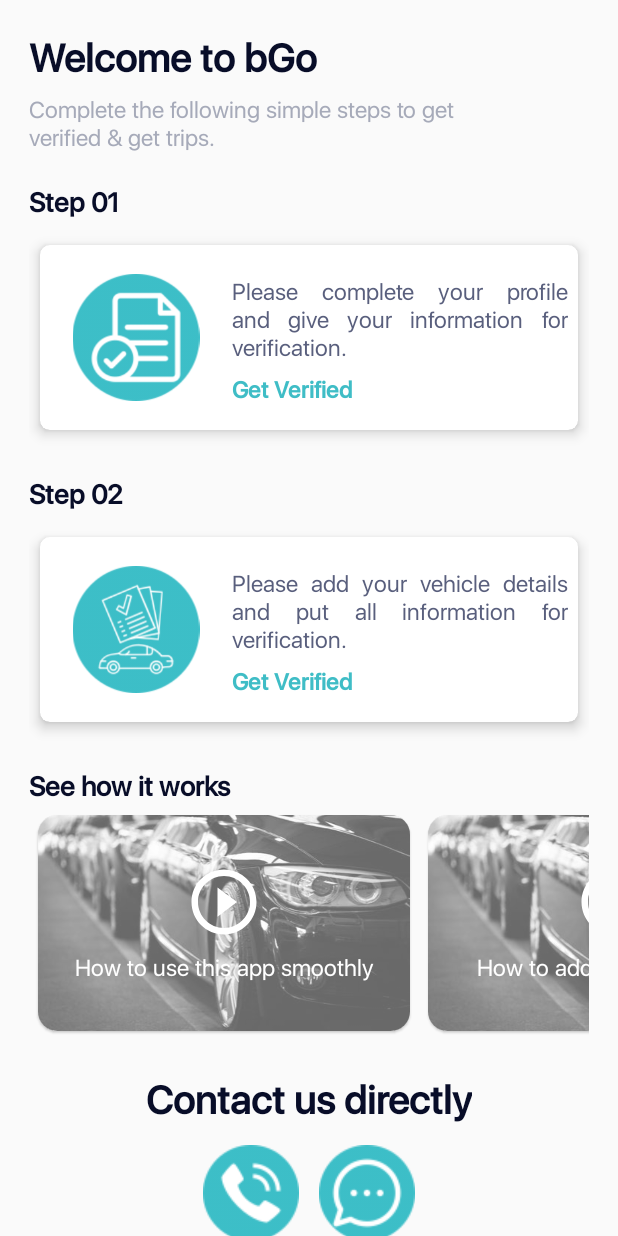
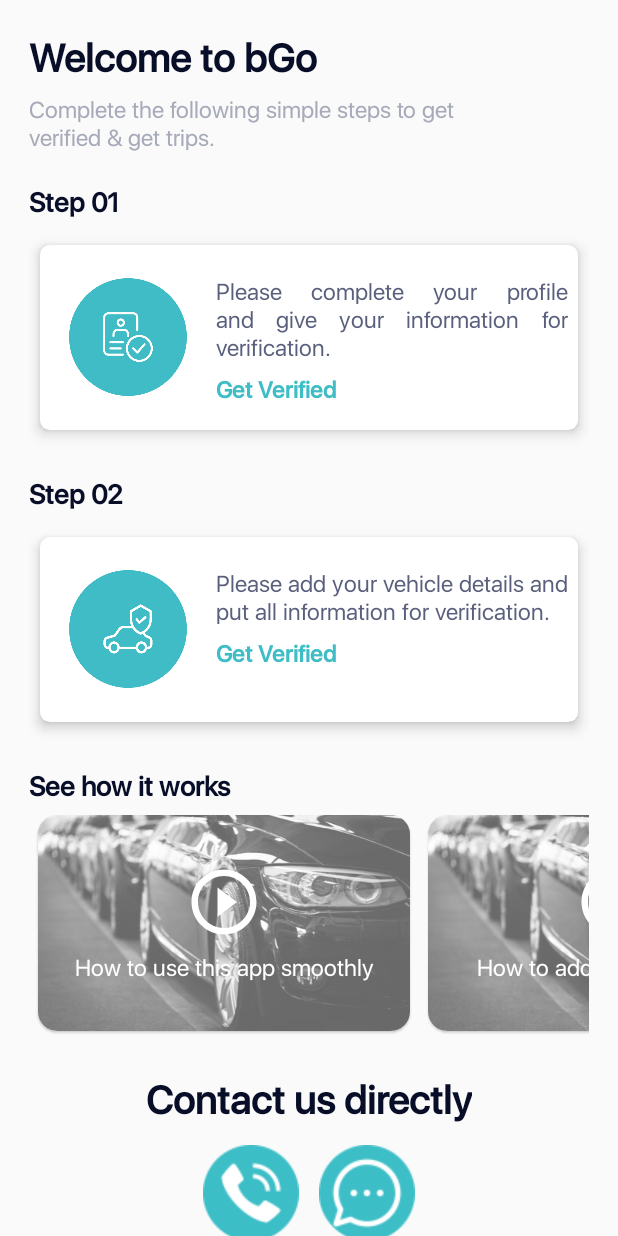
Before and after one commit to Shawon-mas/bGo_Driver, an Android app: the InitProfileActivity screen opened directly, with no data from a screen before it, on a phone screen of 412 x 824 dp. Run offline under Robolectric (Android 15) with nearby library versions, the phone set to English and light mode, and no system bars; our stand-ins replace sdp/ssp sizes; libraries missing offline, so code that uses them is left out: com.github.dhaval2404.imagepicker.

Commit message:
:white_check_mark: logo change

```diff
--- a/app/src/main/AndroidManifest.xml
+++ b/app/src/main/AndroidManifest.xml
@@ -45,11 +45,11 @@
         <activity
             android:name=".view.HomeActivity"
             android:exported="true">
-            <intent-filter>
+            <!--<intent-filter>
                 <action android:name="android.intent.action.MAIN" />
 
                 <category android:name="android.intent.category.LAUNCHER" />
-            </intent-filter>
+            </intent-filter>-->
         </activity>
         <activity
             android:name=".view.OtpActivity"
@@ -61,13 +61,11 @@
             android:name=".view.SplashActivity"
             android:exported="true">
 
-            <!--
             <intent-filter>
                 <action android:name="android.intent.action.MAIN" />
 
                 <category android:name="android.intent.category.LAUNCHER" />
             </intent-filter>
-            -->
         </activity>
     </application>
 
--- a/app/src/main/res/layout/activity_init_profile.xml
+++ b/app/src/main/res/layout/activity_init_profile.xml
@@ -59,8 +59,8 @@
                     android:layout_height="match_parent">
                     <ImageView
                         android:paddingVertical="@dimen/_15sdp"
-                        android:layout_width="wrap_content"
-                        android:layout_height="wrap_content"
+                        android:layout_width="@dimen/_90sdp"
+                        android:layout_height="@dimen/_90sdp"
                         android:src="@drawable/file"/>
                     <LinearLayout
                         android:paddingVertical="@dimen/_10sdp"
@@ -120,8 +120,8 @@
                     <ImageView
                         android:id="@+id/check"
                         android:paddingVertical="@dimen/_15sdp"
-                        android:layout_width="wrap_content"
-                        android:layout_height="wrap_content"
+                        android:layout_width="@dimen/_90sdp"
+                        android:layout_height="@dimen/_90sdp"
                         android:src="@drawable/check"/>
                     <LinearLayout
                         android:layout_marginRight="@dimen/_5sdp"
--- a/app/src/main/res/layout/activity_login.xml
+++ b/app/src/main/res/layout/activity_login.xml
@@ -15,8 +15,8 @@
 
         <ImageView
             android:layout_marginTop="@dimen/_20sdp"
-            android:layout_width="wrap_content"
-            android:layout_height="wrap_content"
+            android:layout_width="@dimen/_100sdp"
+            android:layout_height="@dimen/_100sdp"
             android:src="@drawable/main_logo"/>
         <TextView
             android:textStyle="bold"
--- a/app/src/main/res/layout/activity_splash.xml
+++ b/app/src/main/res/layout/activity_splash.xml
@@ -9,8 +9,8 @@
     tools:context=".view.SplashActivity">
 
     <ImageView
-        android:layout_width="wrap_content"
-        android:layout_height="wrap_content"
+        android:layout_width="@dimen/_100sdp"
+        android:layout_height="@dimen/_100sdp"
         android:layout_gravity="center"
         android:src="@drawable/main_logo" />
 </LinearLayout>
```
Also changed, not shown: app/src/main/res/drawable-v24/check.png (deleted), app/src/main/res/drawable-v24/file.png (deleted), app/src/main/res/drawable-v24/main_logo.png (deleted), app/src/main/res/drawable/check.png (added), app/src/main/res/drawable/file.png (added), app/src/main/res/drawable/main_logo.png (added).
